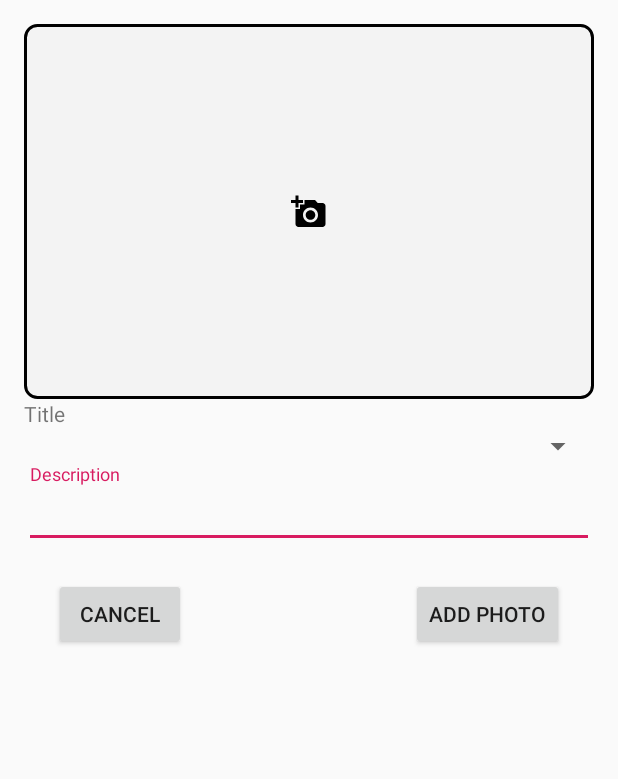
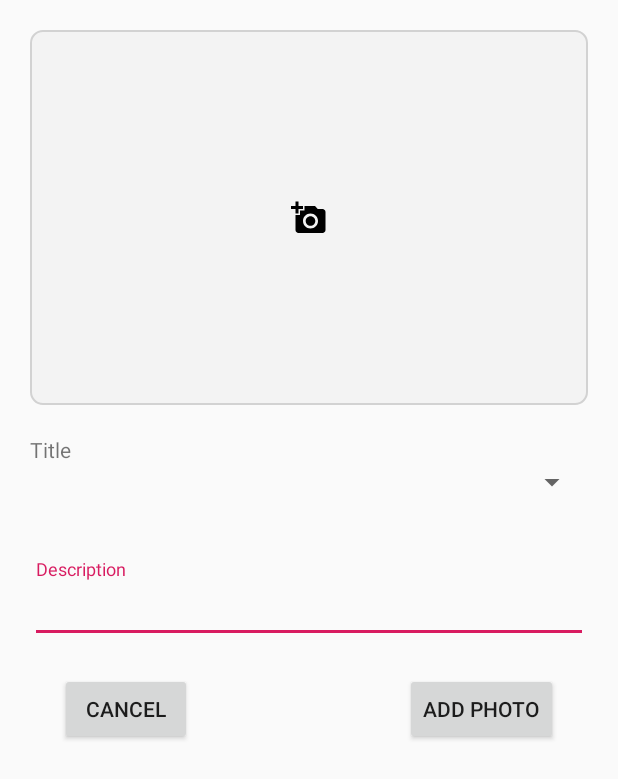
Before and after one commit to ECLK/location-service, an Android app: the layout bottomsheet_upload_image.xml on its own in the app's theme, with its tools: preview values and no code run, on a phone screen of 412 x 824 dp. Shown: the top 779 px of the screen. Run offline under Robolectric (Android 15) with nearby library versions, the phone set to English and light mode, and no system bars.

Commit message:
persisted captured images

```diff
--- a/mobile/app/src/main/java/lk/eclk/locationservice/LocationServiceApplication.kt
+++ b/mobile/app/src/main/java/lk/eclk/locationservice/LocationServiceApplication.kt
@@ -35,6 +35,7 @@ class LocationServiceApplication : MultiDexApplication(), KodeinAware {
         //database
         bind() from singleton { AppDatabase(instance()) }
         bind() from singleton { instance<AppDatabase>().locationsDao() }
+        bind() from singleton { instance<AppDatabase>().mediaItemDao() }
 
         //providers
         bind<JWTProvider>() with singleton { JWTProviderImpl(instance()) }
@@ -66,6 +67,7 @@ class LocationServiceApplication : MultiDexApplication(), KodeinAware {
             RepositoryImpl(
                 instance(),
                 instance(),
+                instance(),
                 instance()
             )
         }
--- a/mobile/app/src/main/java/lk/eclk/locationservice/data/db/AppDatabase.kt
+++ b/mobile/app/src/main/java/lk/eclk/locationservice/data/db/AppDatabase.kt
@@ -4,7 +4,8 @@ import android.content.Context
 import androidx.room.Database
 import androidx.room.Room
 import androidx.room.RoomDatabase
-import lk.eclk.locationservice.data.dao.LocationDao
+import lk.eclk.locationservice.data.db.dao.LocationDao
+import lk.eclk.locationservice.data.db.dao.MediaItemDao
 import lk.eclk.locationservice.models.Location
 
 
@@ -12,6 +13,8 @@ import lk.eclk.locationservice.models.Location
 abstract class AppDatabase : RoomDatabase() {
     // for caching
     abstract fun locationsDao(): LocationDao
+
+    abstract fun mediaItemDao(): MediaItemDao
 
     companion object {
         @Volatile
--- a/mobile/app/src/main/java/lk/eclk/locationservice/data/dao/LocationDao.kt
+++ b/mobile/app/src/main/java/lk/eclk/locationservice/data/db/dao/LocationDao.kt
@@ -1,4 +1,4 @@
-package lk.eclk.locationservice.data.dao
+package lk.eclk.locationservice.data.db.dao
 
 import androidx.lifecycle.LiveData
 import androidx.room.Dao
--- a/mobile/app/src/main/java/lk/eclk/locationservice/data/repository/Repository.kt
+++ b/mobile/app/src/main/java/lk/eclk/locationservice/data/repository/Repository.kt
@@ -4,6 +4,7 @@ import androidx.lifecycle.LiveData
 import lk.eclk.locationservice.internal.ResponseStates
 import lk.eclk.locationservice.internal.AuthState
 import lk.eclk.locationservice.models.Location
+import lk.eclk.locationservice.models.MediaItem
 
 interface Repository {
 
@@ -19,4 +20,6 @@ interface Repository {
     fun insertLocation(location: Location)
     fun getLocation(code: String): Location?
     fun getLocations(): LiveData<List<Location>>
+
+    fun insertMediaItem(item: MediaItem)
 }
--- a/mobile/app/src/main/java/lk/eclk/locationservice/ui/locationdetailed/LocationDetailedFragment.kt
+++ b/mobile/app/src/main/java/lk/eclk/locationservice/ui/locationdetailed/LocationDetailedFragment.kt
@@ -59,7 +59,7 @@ class LocationDetailedFragment : Fragment(), KodeinAware {
             bottomSheet.listener = object : PickImageBottomSheetDialog.SaveListener {
 
                 override fun onSave(mediaItem: MediaItem, dialog: PickImageBottomSheetDialog) {
-                    Log.e("item", mediaItem.toString())
+                    viewModel.insertMediaItem(mediaItem)
                     dialog.dismiss()
                 }
             }
--- a/mobile/app/src/main/res/drawable/image_background.xml
+++ b/mobile/app/src/main/res/drawable/image_background.xml
@@ -2,7 +2,7 @@
 <shape xmlns:android="http://schemas.android.com/apk/res/android" android:shape="rectangle">
 
     <solid android:color="#f3f3f3"/>
-    <stroke android:width="2dp"/>
+    <stroke android:width="1dp" android:color="#d2d2d2"/>
     <corners android:radius="8dp"/>
 
 </shape>
--- a/mobile/app/src/main/res/layout/bottomsheet_upload_image.xml
+++ b/mobile/app/src/main/res/layout/bottomsheet_upload_image.xml
@@ -3,7 +3,7 @@
     xmlns:app="http://schemas.android.com/apk/res-auto"
     android:layout_width="match_parent"
     android:layout_height="match_parent"
-    android:layout_margin="16dp">
+    android:padding="20dp">
 
     <ImageView
         android:id="@+id/img"
@@ -18,6 +18,7 @@
         android:id="@+id/tv_spinner_title"
         android:layout_width="match_parent"
         android:layout_height="wrap_content"
+        android:layout_marginTop="20dp"
         android:text="Title"
         app:layout_constraintTop_toBottomOf="@id/img" />
 
@@ -27,11 +28,19 @@
         android:layout_height="wrap_content"
         app:layout_constraintTop_toBottomOf="@id/tv_spinner_title" />
 
+    <TextView
+        android:id="@+id/tv_spinner_error"
+        android:layout_width="match_parent"
+        android:layout_height="wrap_content"
+        android:layout_marginTop="20dp"
+        app:layout_constraintTop_toBottomOf="@id/spinner_title" />
+
     <com.google.android.material.textfield.TextInputLayout
         android:id="@+id/til_description"
         android:layout_width="match_parent"
         android:layout_height="wrap_content"
-        app:layout_constraintTop_toBottomOf="@id/spinner_title">
+        android:layout_marginBottom="20dp"
+        app:layout_constraintTop_toBottomOf="@id/tv_spinner_error">
 
         <EditText
             android:id="@+id/et_description"
```
Also changed, not shown: mobile/app/src/main/java/lk/eclk/locationservice/data/db/dao/MediaItemDao.kt (added, +12 -0 lines), mobile/app/src/main/java/lk/eclk/locationservice/data/repository/RepositoryImpl.kt (+13 -3 lines), mobile/app/src/main/java/lk/eclk/locationservice/models/MediaItem.kt (+8 -0 lines), mobile/app/src/main/java/lk/eclk/locationservice/ui/locationdetailed/LocationDetailedViewModel.kt (+7 -4 lines).
